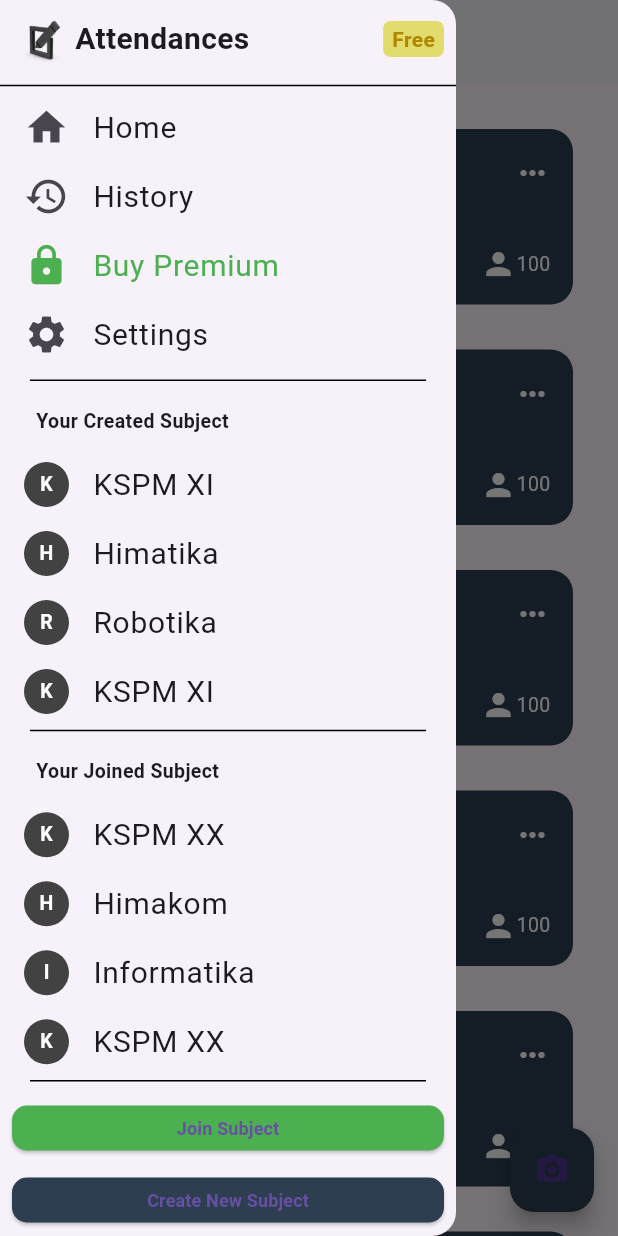
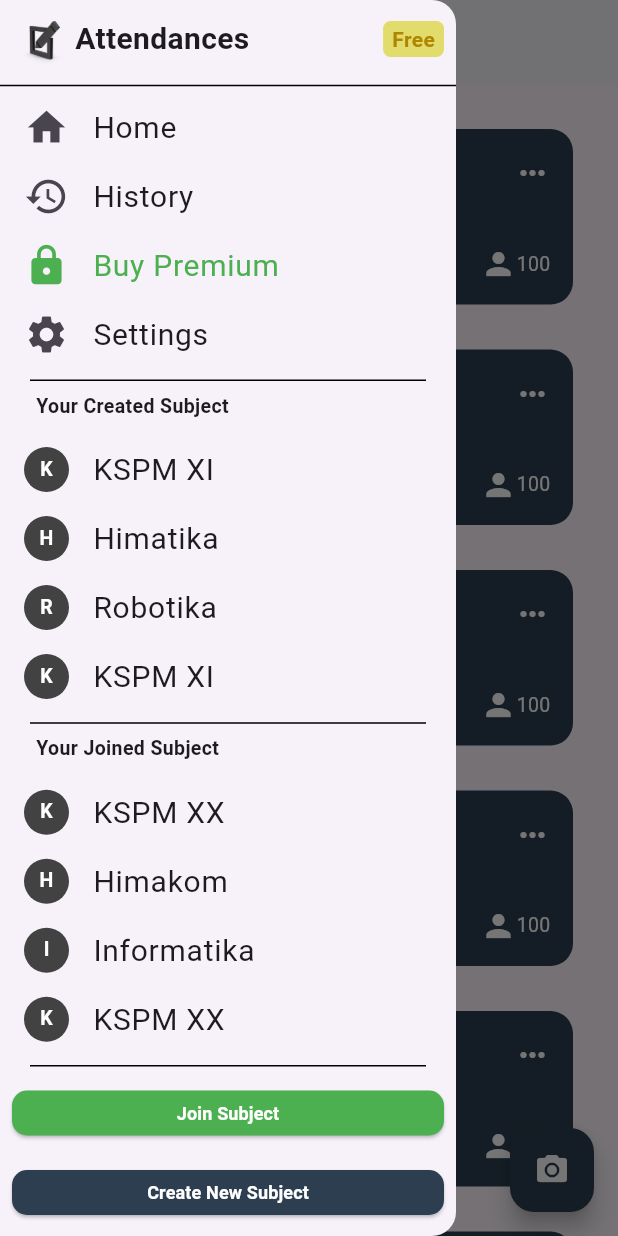
Before and after one commit to Ivanbhagaskara2608/Attendances-Flutter, a Flutter app: the screen it shows after launch, with the side drawer open, on a phone screen of 412 x 824 dp. Run offline on Flutter 3.47's test engine with Material 3 defaults, Android fonts, the phone set to English and light mode, and no system bars.

Commit message:
fix color

```diff
--- a/lib/pages/dashboard.dart
+++ b/lib/pages/dashboard.dart
@@ -15,14 +15,18 @@ class Dashboard extends StatelessWidget {
         itemBuilder: (context, index) {
           Subject currentSubject = createdSubjects[index];
 
-          return SubjectCard(currentSubject.title, currentSubject.createdBy, currentSubject.totalMembers);
+          return SubjectCard(currentSubject.title, currentSubject.createdBy,
+              currentSubject.totalMembers);
         },
       ),
       floatingActionButton: FloatingActionButton(
         tooltip: 'Increment',
         onPressed: () {},
         backgroundColor: const Color.fromARGB(255, 44, 62, 80),
-        child: const Icon(Icons.camera_alt),
+        child: const Icon(
+          Icons.camera_alt,
+          color: Colors.white,
+        ),
       ),
     );
   }
--- a/lib/widgets/drawer.dart
+++ b/lib/widgets/drawer.dart
@@ -79,7 +79,7 @@ class CustomDrawer extends StatelessWidget {
             ),
           ),
           Container(
-              margin: EdgeInsets.only(left: 24, top: 10, bottom: 10),
+              margin: EdgeInsets.only(left: 24, bottom: 10),
               child: Align(
                 alignment: Alignment.centerLeft,
                 child: Text(
@@ -127,7 +127,7 @@ class CustomDrawer extends StatelessWidget {
             ),
           ),
           Container(
-            margin: EdgeInsets.only(left: 24, top: 10, bottom: 10),
+            margin: EdgeInsets.only(left: 24, bottom: 10),
             child: Align(
               alignment: Alignment.centerLeft,
               child: Text(
@@ -186,12 +186,15 @@ class CustomDrawer extends StatelessWidget {
                       borderRadius: BorderRadius.circular(10.0))),
               child: Text(
                 "Join Subject",
-                style: TextStyle(fontWeight: FontWeight.bold, fontSize: 12),
+                style: TextStyle(
+                    fontWeight: FontWeight.bold,
+                    fontSize: 12,
+                    color: Colors.white),
               ),
             ),
           ),
           Container(
-            margin: EdgeInsets.symmetric(horizontal: 8.0, vertical: 0),
+            margin: EdgeInsets.symmetric(horizontal: 8.0, vertical: 5),
             child: ElevatedButton(
               onPressed: () {},
               style: ElevatedButton.styleFrom(
@@ -201,7 +204,10 @@ class CustomDrawer extends StatelessWidget {
                       borderRadius: BorderRadius.circular(10.0))),
               child: Text(
                 "Create New Subject",
-                style: TextStyle(fontWeight: FontWeight.bold, fontSize: 12),
+                style: TextStyle(
+                    fontWeight: FontWeight.bold,
+                    fontSize: 12,
+                    color: Colors.white),
               ),
             ),
           ),
```
Also changed, not shown: pubspec.lock, 1 other file.
